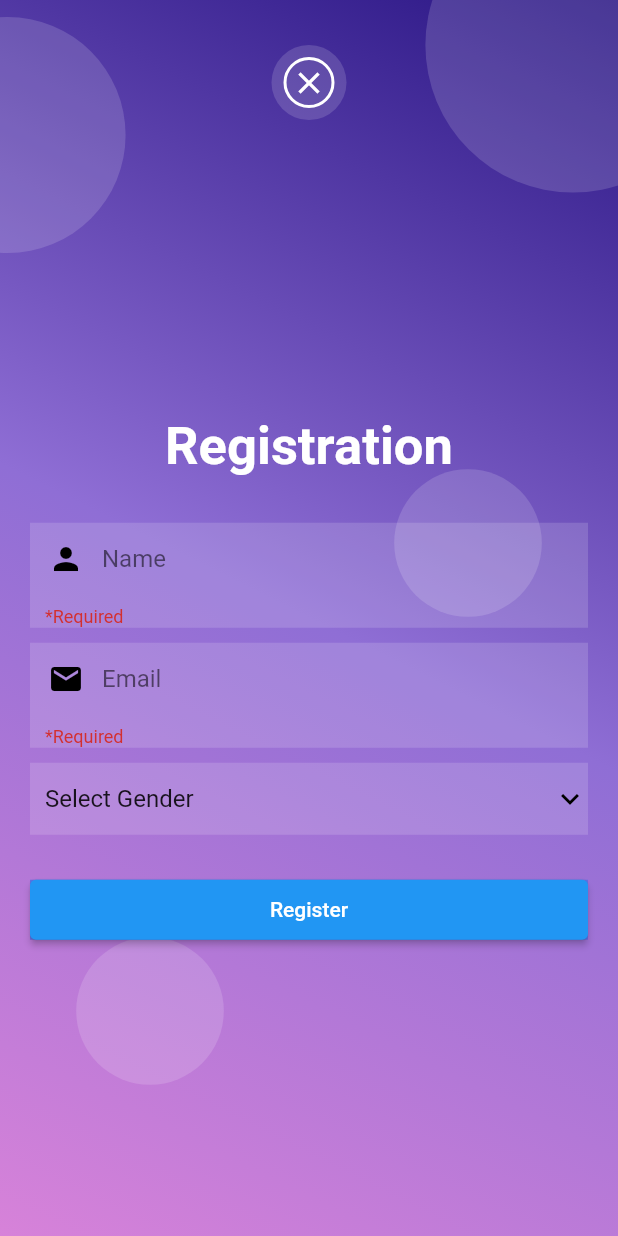
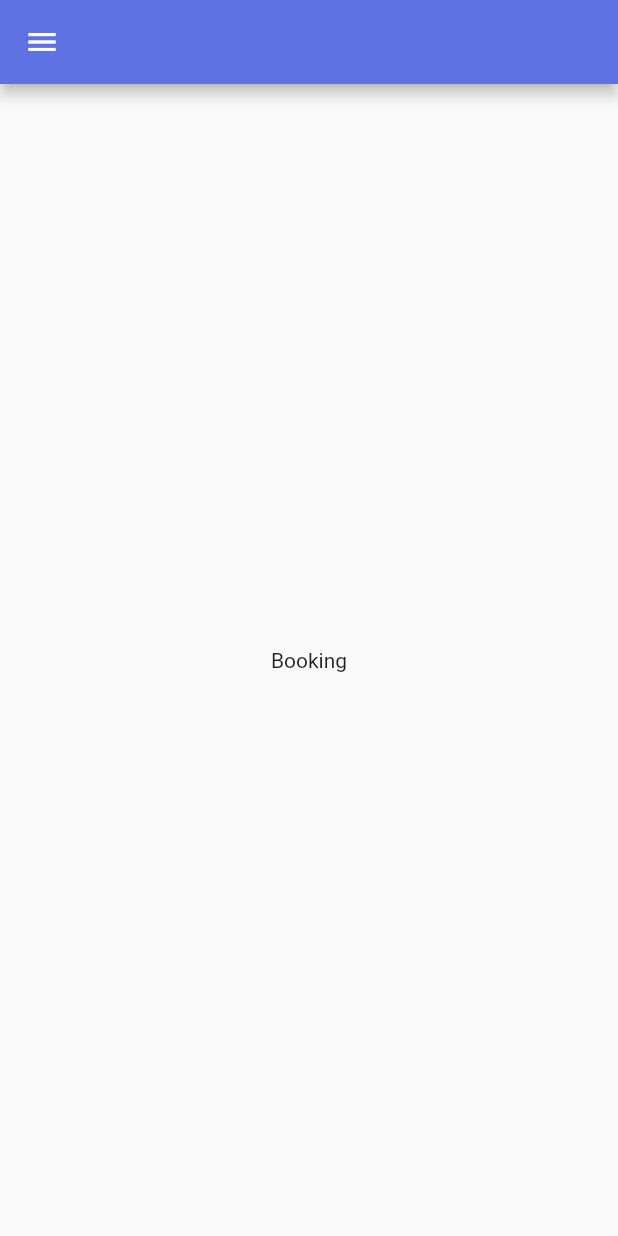
Before and after one commit to dexterTalha/cab_app, a Flutter app: the RegistrationPage screen opened directly, after a tap on "Register", on a phone screen of 412 x 824 dp. Run offline on Flutter 3.47's test engine with Material 2 defaults, Android fonts, the light colour scheme and no system bars.

Commit message:
drawer home page

```diff
--- a/lib/main.dart
+++ b/lib/main.dart
@@ -1,3 +1,4 @@
+import 'package:cab_app/pages/home_page.dart';
 import 'package:cab_app/pages/splash_page.dart';
 import 'package:cab_app/pages/welcome_page.dart';
 import 'package:flutter/material.dart';
--- /dev/null
+++ b/lib/pages/fragments/booking_frag.dart
@@ -0,0 +1,19 @@
+import 'package:flutter/material.dart';
+
+class BookingPage extends StatefulWidget {
+  const BookingPage({Key? key}) : super(key: key);
+
+  @override
+  _BookingPageState createState() => _BookingPageState();
+}
+
+class _BookingPageState extends State<BookingPage> {
+  @override
+  Widget build(BuildContext context) {
+    return Container(
+      child: Center(
+        child: Text("Booking"),
+      ),
+    );
+  }
+}
--- /dev/null
+++ b/lib/pages/home_page.dart
@@ -0,0 +1,59 @@
+import 'package:cab_app/pages/fragments/address_frag.dart';
+import 'package:cab_app/pages/fragments/booking_frag.dart';
+import 'package:cab_app/pages/fragments/history_frag.dart';
+import 'package:cab_app/pages/fragments/profile_frag.dart';
+import 'package:cab_app/pages/fragments/wallet_frag.dart';
+import 'package:cab_app/widgets/constants.dart';
+import 'package:cab_app/widgets/my_drawer.dart';
+import 'package:flutter/material.dart';
+
+class HomePage extends StatefulWidget {
+  const HomePage({Key? key}) : super(key: key);
+
+  @override
+  _HomePageState createState() => _HomePageState();
+}
+
+class _HomePageState extends State<HomePage> {
+  //page selected
+  int indexPage = 0;
+  final List fragments = const [
+    BookingPage(),
+    HistoryPage(),
+    ProfilePage(),
+    AddressPage(),
+    WalletPage(),
+  ];
+
+  final GlobalKey<ScaffoldState> _scaffoldKey = GlobalKey();
+
+  @override
+  Widget build(BuildContext context) {
+    return Scaffold(
+      key: _scaffoldKey,
+      appBar: AppBar(
+        backgroundColor: buttonColor,
+        automaticallyImplyLeading: false,
+        leading: IconButton(
+          onPressed: () {
+            _scaffoldKey.currentState!.openDrawer();
+          },
+          icon: const Icon(
+            Icons.menu,
+          ),
+        ),
+      ),
+      drawer: MyDrawer(
+        indexPage: indexPage,
+        onMenuTap: (page) {
+          print(page);
+          Navigator.pop(context);
+          setState(() {
+            indexPage = page;
+          });
+        },
+      ),
+      body: fragments[indexPage],
+    );
+  }
+}
--- a/lib/pages/registration_page.dart
+++ b/lib/pages/registration_page.dart
@@ -1,3 +1,4 @@
+import 'package:cab_app/pages/home_page.dart';
 import 'package:cab_app/widgets/app_text_bold.dart';
 import 'package:cab_app/widgets/bubble_layer.dart';
 import 'package:cab_app/widgets/constants.dart';
@@ -169,7 +170,8 @@ class _RegistrationPageState extends State<RegistrationPage> {
                             child: ElevatedButton(
                               onPressed: () {
                                 //handle click of button
-                                if (_formKey.currentState!.validate()) {}
+                                //if (_formKey.currentState!.validate()) {}
+                                Navigator.push(context, MaterialPageRoute(builder: (_) => const HomePage()));
                               },
                               child: const Center(
                                 child: Text("Register"),
```
Also changed, not shown: lib/pages/fragments/address_frag.dart (added, +19 -0 lines), lib/pages/fragments/history_frag.dart (added, +19 -0 lines), lib/pages/fragments/profile_frag.dart (added, +19 -0 lines), lib/pages/fragments/wallet_frag.dart (added, +19 -0 lines), lib/widgets/my_drawer.dart (added, +158 -0 lines).
